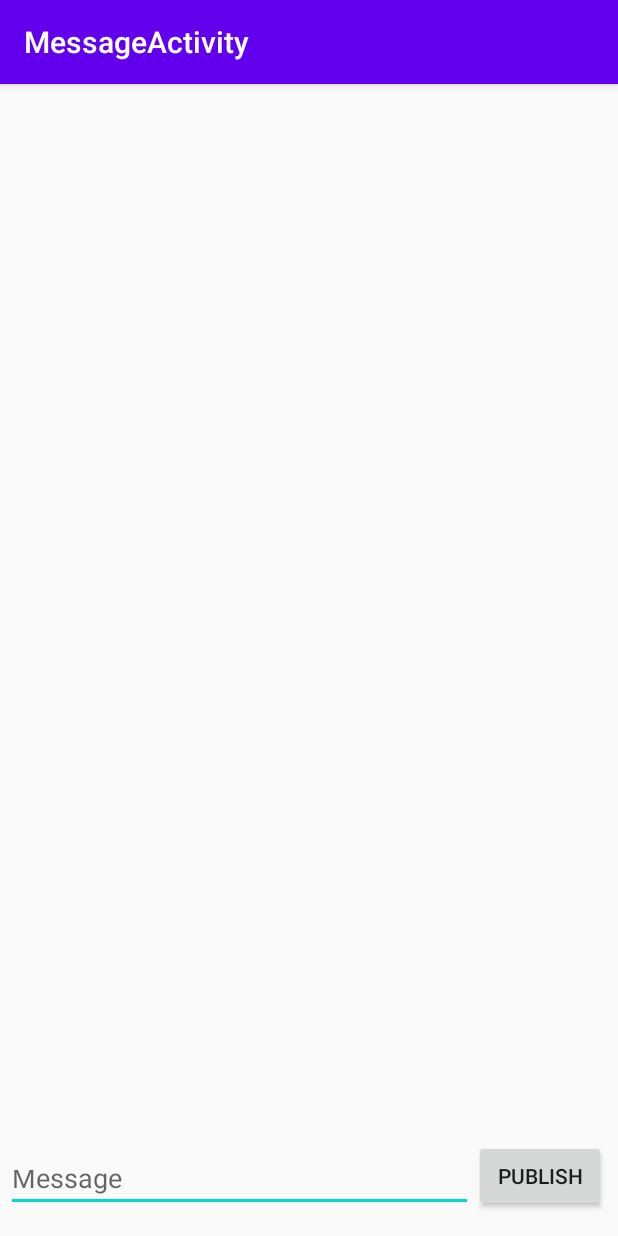
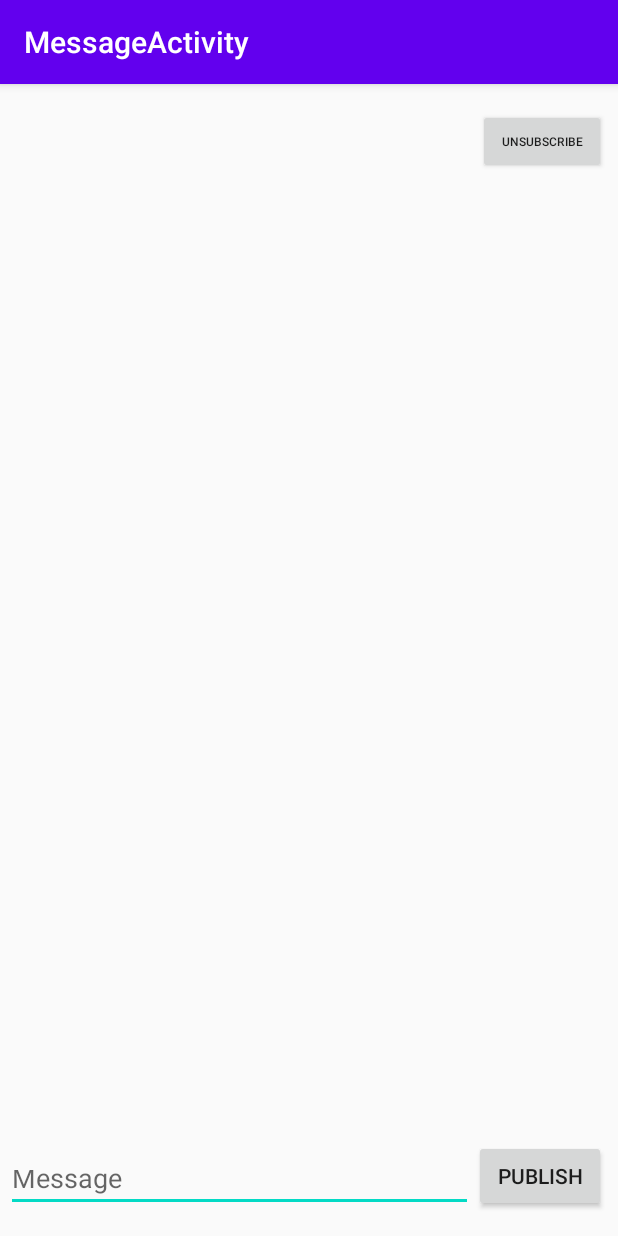
Before and after one commit to DavidSeger/SDaTaDirect, an Android app: the MessageActivity screen opened directly, with no data from a screen before it, on a phone screen of 412 x 824 dp. Run offline under Robolectric (Android 15) with nearby library versions, the phone set to English and light mode, and no system bars; our stand-ins replace EventBus; 3 statements that could not run were skipped.

Commit message:
add dynamic subscribe and unsubscribe functionality

```diff
--- a/app/src/main/java/unibas/dmi/sdatadirect/MessageActivity.kt
+++ b/app/src/main/java/unibas/dmi/sdatadirect/MessageActivity.kt
@@ -2,6 +2,7 @@ package unibas.dmi.sdatadirect
 
 import android.app.Activity
 import android.content.Context
+import android.content.Intent
 import android.os.Bundle
 import android.view.inputmethod.InputMethodManager
 import android.widget.Button
@@ -9,6 +10,7 @@ import android.widget.EditText
 import android.widget.ListView
 import androidx.appcompat.app.AppCompatActivity
 import org.greenrobot.eventbus.EventBus
+import unibas.dmi.sdatadirect.content.FeedViewModel
 import unibas.dmi.sdatadirect.content.MessageViewModel
 import unibas.dmi.sdatadirect.content.SelfViewModel
 import unibas.dmi.sdatadirect.crypto.CryptoHandler
@@ -24,6 +26,7 @@ class MessageActivity(): AppCompatActivity(){
         var message: ArrayList<Message> = ArrayList()
         val tag = "MESSAGE_ACTIVITY_VIEW"
         val feedkeyTag = "UNIBAS_SDATA_FEEDKEY"
+        val feedPosTag = "UNIBAS_SDATA_FEEDPOS"
     }
 
     override fun onCreate(savedInstanceState: Bundle?) {
@@ -61,6 +64,16 @@ class MessageActivity(): AppCompatActivity(){
                 adapter.notifyDataSetChanged()
             }
         }
+        var unsub: Button = findViewById(R.id.unsubscribeButton)
+        unsub.setOnClickListener(){
+            Feed_overview_activity.feeds.removeAt(intent.getIntExtra(feedPosTag, -1))
+            EventBus.getDefault().getStickyEvent(FeedViewModel::class.java).unsubscribe(feedkey)
+            val returnIntent = Intent()
+            var i = intent.getIntExtra(feedPosTag, -1)
+            returnIntent.putExtra("result", i)
+            setResult(Activity.RESULT_OK, returnIntent)
+            finish()
+        }
     }
     fun hideKeyboard(activity: Activity) {
         val inputManager = activity
--- a/app/src/main/java/unibas/dmi/sdatadirect/content/FeedRepository.kt
+++ b/app/src/main/java/unibas/dmi/sdatadirect/content/FeedRepository.kt
@@ -25,11 +25,13 @@ class FeedRepository(private val feedDao: FeedDao) {
     fun subscribe(feed_key: String){
         feedDao.subscribe(feed_key)
         feedDao.updateLastChange(feed_key, System.currentTimeMillis())
+        Feed_overview_activity.feeds.add(getFeed(feed_key))
     }
 
     fun unsubscribe(feed_key: String){
         feedDao.unsubscribe(feed_key)
         feedDao.updateLastChange(feed_key, System.currentTimeMillis())
+        Feed_overview_activity.feeds.add(getFeed(feed_key))
     }
 
     fun getAllFeeds():Array<Feed>{
--- a/app/src/main/java/unibas/dmi/sdatadirect/database/AppDatabase.kt
+++ b/app/src/main/java/unibas/dmi/sdatadirect/database/AppDatabase.kt
@@ -11,7 +11,7 @@ import kotlinx.coroutines.CoroutineScope
  * Abstract class defining the database
  */
 
-@Database(entities = arrayOf(Peer::class, PeerInfo::class, Message::class, Feed::class, Self::class), version = 9)
+@Database(entities = arrayOf(Peer::class, PeerInfo::class, Message::class, Feed::class, Self::class), version = 10)
 abstract class AppDatabase: RoomDatabase() {
 
     abstract fun peersDao(): PeerDao
--- a/app/src/main/java/unibas/dmi/sdatadirect/net/wifi/p2p/protocolUtils/SetSynchronization.kt
+++ b/app/src/main/java/unibas/dmi/sdatadirect/net/wifi/p2p/protocolUtils/SetSynchronization.kt
@@ -23,7 +23,6 @@ class SetSynchronization() {
             //about all of the feeds it has newly discovered/subscribed to/unsubscribed from
             sendFeedUpdates(partner)
             sendEndPhaseOneFlag(partner)
-            //  sendLastSync(partner)
         }
 
 
@@ -82,7 +81,6 @@ class SetSynchronization() {
             //send for all changed feeds a package notifying the sync partner (if this is
             //the first time connecting with the partner, the last Sync variable is 0, so it
             //will get all feeds)
-            var peerInf = peerInfos.get(receiver)
             var lastSync = peers.getLastSync(peers.getPeerByWiFiAddress(receiver)!!.public_key!!)
             var myFeeds = feeds.getAllChangedSinceTimestamp(lastSync!!)
             Log.d(TAG, myFeeds.size.toString())
--- a/app/src/main/res/layout/activity_message.xml
+++ b/app/src/main/res/layout/activity_message.xml
@@ -37,8 +37,23 @@
         android:layout_marginTop="16dp"
         app:layout_constraintBottom_toTopOf="@+id/publishText"
         app:layout_constraintEnd_toEndOf="parent"
-        app:layout_constraintHorizontal_bias="0.492"
+        app:layout_constraintHorizontal_bias="0.172"
         app:layout_constraintStart_toStartOf="parent"
         app:layout_constraintTop_toTopOf="parent"
         app:layout_constraintVertical_bias="0.0" />
+
+    <Button
+        android:id="@+id/unsubscribeButton"
+        android:layout_width="85dp"
+        android:layout_height="43dp"
+        android:layout_marginEnd="8dp"
+        android:layout_marginBottom="8dp"
+        android:text="Unsubscribe"
+        android:textSize="8sp"
+        app:layout_constraintBottom_toTopOf="@+id/publishButton"
+        app:layout_constraintEnd_toEndOf="parent"
+        app:layout_constraintHorizontal_bias="1.0"
+        app:layout_constraintStart_toEndOf="@+id/messages"
+        app:layout_constraintTop_toTopOf="parent"
+        app:layout_constraintVertical_bias="0.026" />
 </androidx.constraintlayout.widget.ConstraintLayout>
```
Also changed, not shown: app/src/main/java/unibas/dmi/sdatadirect/Feed_overview_activity.kt (+60 -13 lines), app/src/main/res/layout/sample_subscribe_dialog.xml (added, +40 -0 lines), app/src/main/res/values/attrs_subscribe_dialog.xml (added, +8 -0 lines).
